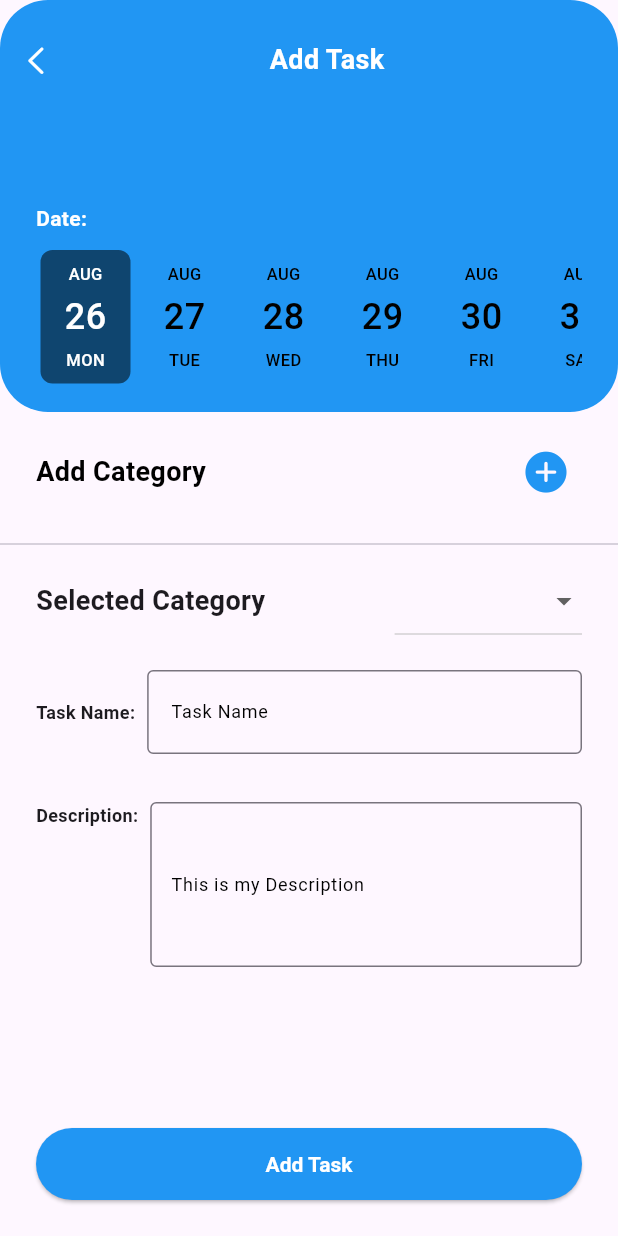
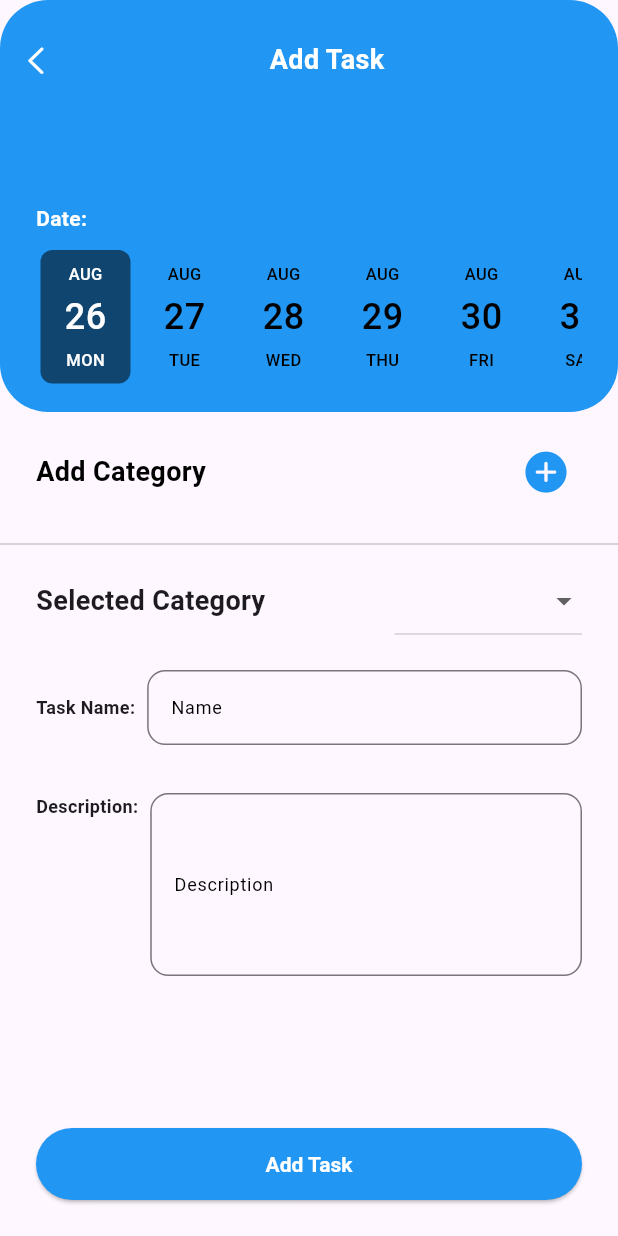
Before and after one commit to amer266030/to-do-app, a Flutter app: the screen it shows after launch, after a tap on an icon or button, on a phone screen of 412 x 824 dp. Run offline on Flutter 3.47's test engine with Material 3 defaults, Android fonts, the phone set to English and light mode, and no system bars; drawn by our look-alikes of date_picker_timeline; our stand-ins replace get_it.

Commit message:
reusable widgets

```diff
--- a/lib/managers/navigation_mgr.dart
+++ b/lib/managers/navigation_mgr.dart
@@ -1,16 +1,23 @@
 import 'package:flutter/material.dart';
+import 'package:interactions_app/screens/add_category/add_category_screen.dart';
 import '../screens/add_task/add_task_screen.dart';
 
 class NavMgr {
-  void navigateToAddTask(BuildContext context) {
+  void navigate(BuildContext context, Destination dest) {
     Navigator.of(context)
-        .push(MaterialPageRoute(builder: (context) => AddTaskScreen()));
-  }
-
-  void navigateToAddCategory(BuildContext context) {
-    Navigator.of(context)
-        .push(MaterialPageRoute(builder: (context) => AddTaskScreen()));
+        .push(MaterialPageRoute(builder: (context) => getDestination(dest)));
   }
 
   void navigateBack(BuildContext context) => Navigator.pop(context);
+
+  Widget getDestination(Destination dest) {
+    switch (dest) {
+      case Destination.addCategory:
+        return const AddCategoryScreen();
+      case Destination.addTask:
+        return AddTaskScreen();
+    }
+  }
 }
+
+enum Destination { addTask, addCategory }
--- /dev/null
+++ b/lib/reusable_components/custom_text_field.dart
@@ -0,0 +1,27 @@
+import 'package:flutter/material.dart';
+import 'package:interactions_app/extensions/text_ext.dart';
+
+class CustomTextField extends StatelessWidget {
+  const CustomTextField(
+      {super.key, required this.hint, this.maxLines = 1, this.radius = 12});
+  final String hint;
+  final int maxLines;
+  final double radius;
+
+  @override
+  Widget build(BuildContext context) {
+    return TextField(
+      minLines: maxLines,
+      maxLines: null,
+      textAlignVertical: TextAlignVertical.top,
+      style: const TextStyle(fontSize: 12.0, height: 1.5),
+      decoration: InputDecoration(
+        label: Text(hint).styled(size: 12, weight: FontWeight.w400),
+        labelStyle: const TextStyle(color: Colors.black),
+        border: OutlineInputBorder(
+          borderRadius: BorderRadius.circular(radius),
+        ),
+      ),
+    );
+  }
+}
--- a/lib/screens/add_category/add_category.dart
+++ b/lib/screens/add_category/add_category_screen.dart
@@ -1,7 +1,7 @@
 import 'package:flutter/material.dart';
 
-class AddCategory extends StatelessWidget {
-  const AddCategory({super.key});
+class AddCategoryScreen extends StatelessWidget {
+  const AddCategoryScreen({super.key});
 
   @override
   Widget build(BuildContext context) {
--- a/lib/screens/add_task/add_task_screen.dart
+++ b/lib/screens/add_task/add_task_screen.dart
@@ -7,6 +7,7 @@ import 'package:interactions_app/reusable_components/header_container.dart';
 import '../../managers/data_mgr.dart';
 import '../../managers/navigation_mgr.dart';
 import '../../reusable_components/custom_btn.dart';
+import '../../reusable_components/custom_text_field.dart';
 
 class AddTaskScreen extends StatelessWidget {
   AddTaskScreen({super.key});
@@ -29,7 +30,8 @@ class AddTaskScreen extends StatelessWidget {
                     const Text('Add Category').styled(),
                     const Spacer(),
                     IconButton(
-                      onPressed: () => navMgr.navigateToAddCategory(context),
+                      onPressed: () =>
+                          navMgr.navigate(context, Destination.addCategory),
                       icon: const Icon(
                         CupertinoIcons.plus_circle_fill,
                         color: Colors.blue,
@@ -82,7 +84,6 @@ class AddTaskScreen extends StatelessWidget {
                           )
                         ],
                       ),
-                      // Task Name
                       const Padding(
                         padding: EdgeInsets.symmetric(vertical: 16.0),
                         child: Row(
@@ -95,26 +96,10 @@ class AddTaskScreen extends StatelessWidget {
                               ),
                             ),
                             SizedBox(width: 8),
-                            Expanded(
-                              child: TextField(
-                                style: TextStyle(
-                                    fontSize: 12.0,
-                                    height: 2.0,
-                                    color: Colors.black),
-                                decoration: InputDecoration(
-                                  label: Text(
-                                    'Task Name',
-                                    style: TextStyle(fontSize: 12),
-                                  ),
-                                  labelStyle: TextStyle(color: Colors.black),
-                                  border: OutlineInputBorder(),
-                                ),
-                              ),
-                            )
+                            Expanded(child: CustomTextField(hint: 'Name'))
                           ],
                         ),
                       ),
-                      // Task Description
                       const Padding(
                         padding: EdgeInsets.symmetric(vertical: 16.0),
                         child: Row(
@@ -129,28 +114,8 @@ class AddTaskScreen extends StatelessWidget {
                             ),
                             SizedBox(width: 8),
                             Expanded(
-                              child: TextField(
-                                minLines:
-                                    5, // The minimum number of lines to display
-                                maxLines:
-                                    null, // Allows the TextField to expand as more text is entered
-                                textAlignVertical: TextAlignVertical.top,
-                                style: TextStyle(
-                                  fontSize: 12.0,
-                                  height: 1.5,
-                                  color: Colors.black,
-                                ),
-                                decoration: InputDecoration(
-                                  label: Text(
-                                    'This is my Description',
-                                    style: TextStyle(fontSize: 12),
-                                  ),
-                                  labelStyle: TextStyle(color: Colors.black),
-                                  border: OutlineInputBorder(),
-                                  contentPadding: EdgeInsets.all(
-                                      10.0), // Padding inside the TextField
-                                ),
-                              ),
+                              child: CustomTextField(
+                                  hint: 'Description', maxLines: 5),
                             )
                           ],
                         ),
--- a/lib/screens/home/home_screen.dart
+++ b/lib/screens/home/home_screen.dart
@@ -26,7 +26,8 @@ class HomeScreen extends StatelessWidget {
                 const Text('Add Task').styled(weight: FontWeight.bold),
                 const Spacer(),
                 IconButton(
-                  onPressed: () => navMgr.navigateToAddTask(context),
+                  onPressed: () =>
+                      navMgr.navigate(context, Destination.addTask),
                   icon: const Icon(
                     CupertinoIcons.plus_circle_fill,
                     color: Colors.blue,
```
